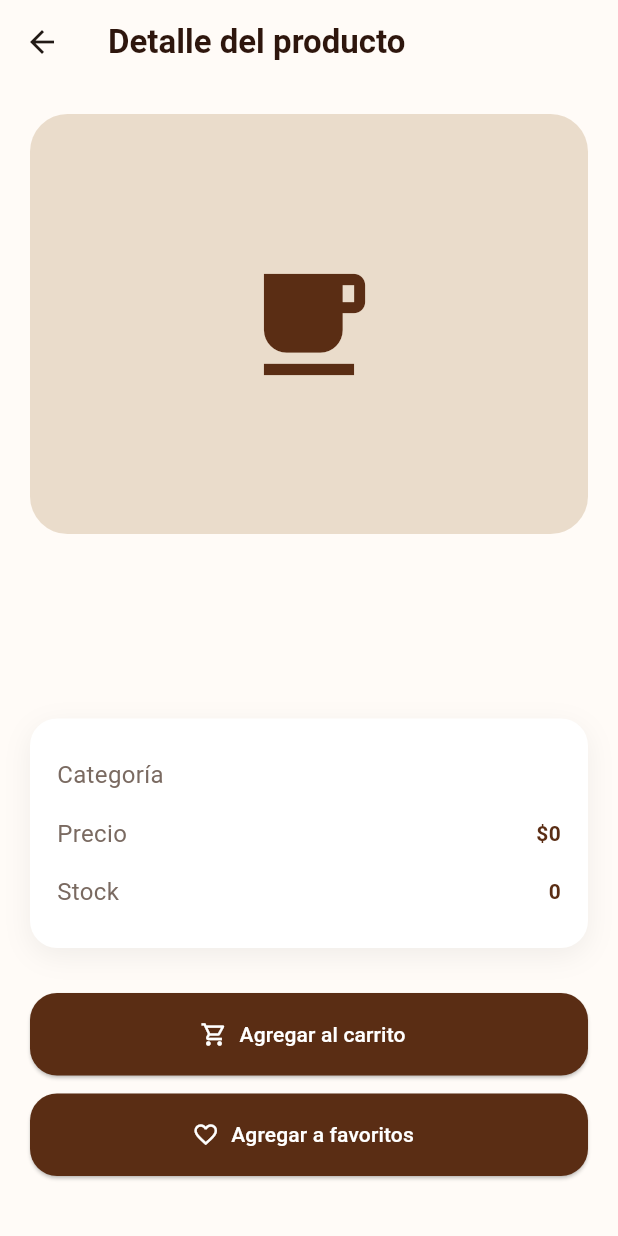
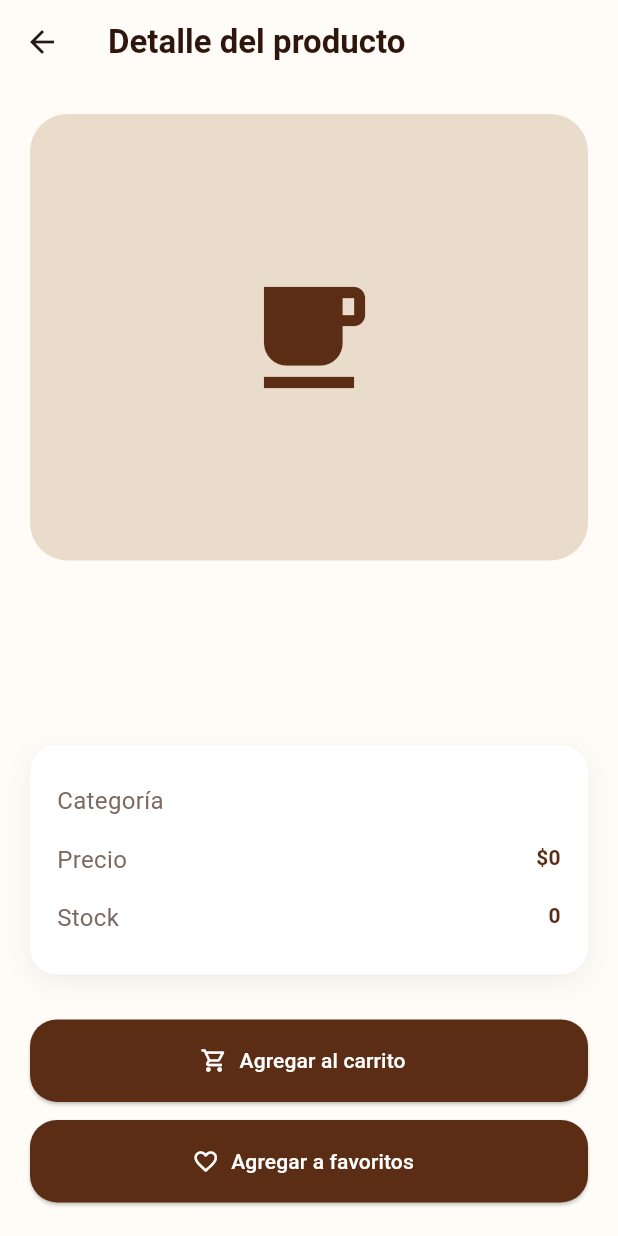
Before and after one commit to abrilpena210404-ai/Star-Coffee, a Flutter app: the DetalleProducto screen opened directly with empty values, on a phone screen of 412 x 824 dp. Run offline on Flutter 3.47's test engine with Material 3 defaults, Android fonts, the phone set to English and light mode, and no system bars; our stand-ins replace cloud_firestore, firebase_auth, firebase_core, geolocator, google_maps_flutter, google_sign_in and 1 more; accounts and stored records are empty.

Commit message:
Responsividad del detalle producto

```diff
--- a/lib/Cliente/DetalleProducto.dart
+++ b/lib/Cliente/DetalleProducto.dart
@@ -209,8 +209,9 @@ class _DetalleProductoState extends State<DetalleProducto> {
         child: Column(
           crossAxisAlignment: CrossAxisAlignment.start,
           children: [
-            Container(
-              height: 280,
+            AspectRatio(
+              aspectRatio: 1.25,
+              child: Container(
                 width: double.infinity,
                 decoration: BoxDecoration(
                   color: AppColores.beige,
@@ -218,9 +219,13 @@ class _DetalleProductoState extends State<DetalleProducto> {
                 ),
                 child: ClipRRect(
                   borderRadius: BorderRadius.circular(25),
+                  child: SizedBox.expand(
                     child: imagenProducto(producto['imagen']?.toString() ?? ''),
                   ),
                 ),
+              ),
+            ),
+
             const SizedBox(height: 25),
             Text(
               producto['nombre']?.toString() ?? 'Producto',
@@ -312,14 +317,21 @@ class _DetalleProductoState extends State<DetalleProducto> {
     return Padding(
       padding: const EdgeInsets.symmetric(vertical: 8),
       child: Row(
-        mainAxisAlignment: MainAxisAlignment.spaceBetween,
+        crossAxisAlignment: CrossAxisAlignment.start,
         children: [
           Text(titulo, style: AppEstilos.subtitulo),
-          Text(
+
+          const SizedBox(width: 12),
+
+          Expanded(
+            child: Text(
               valor,
+              textAlign: TextAlign.end,
+              softWrap: true,
               style: const TextStyle(
                 fontWeight: FontWeight.bold,
                 color: AppColores.cafeOscuro,
+              ),
             ),
           ),
         ],
```
Lines whose indentation alone changed are shown as unchanged.
